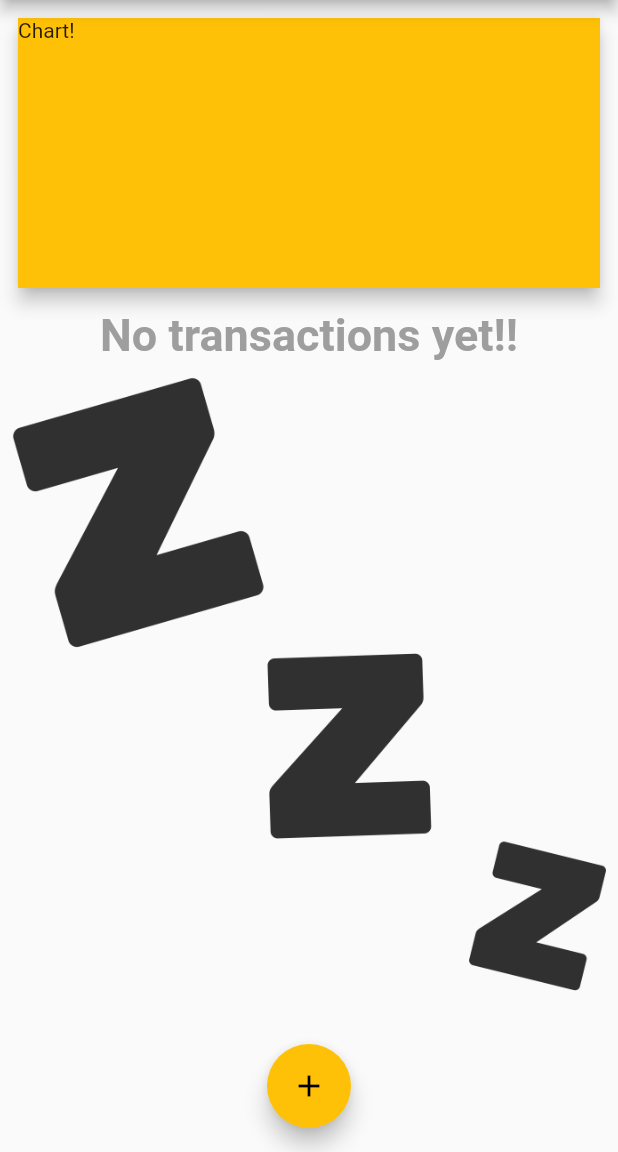
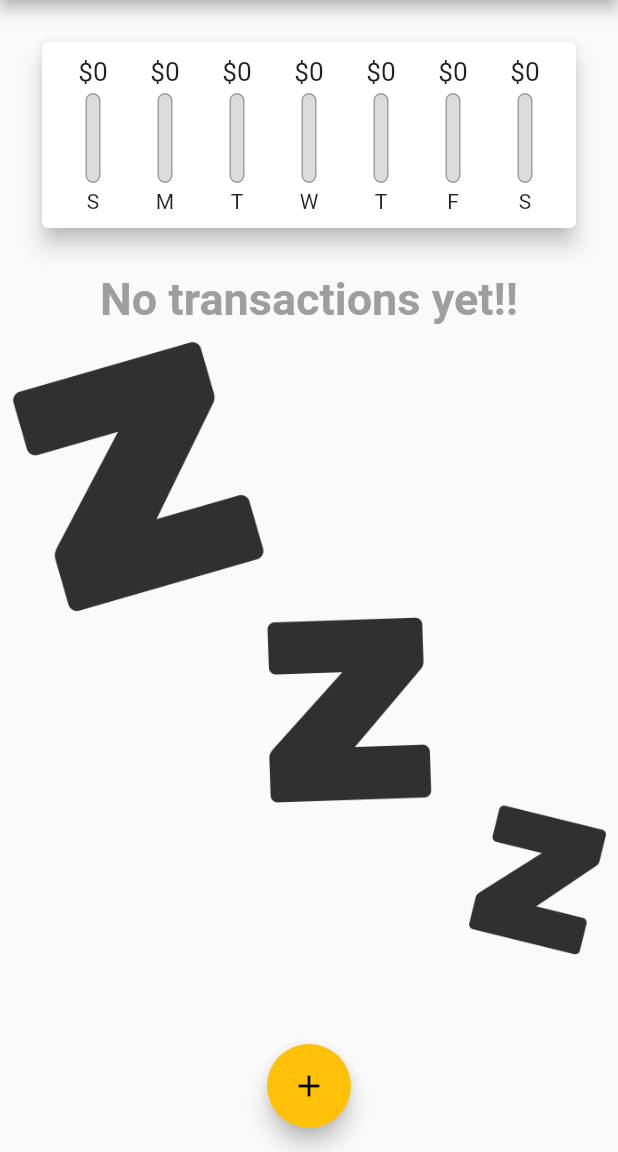
Before and after one commit to kishanSindhi/expense_tracker, a Flutter app: the screen it shows after launch, on a phone screen of 412 x 824 dp, the part 84-1236 px from its top. Run offline on Flutter 3.47's test engine with Material 2 defaults, Android fonts, the phone set to English and light mode, and no system bars.

Commit message:
Added barchart

```diff
--- a/lib/main.dart
+++ b/lib/main.dart
@@ -1,3 +1,4 @@
+import 'package:exp_tracker/widgets/chart.dart';
 import 'package:exp_tracker/widgets/new_transaction.dart';
 import 'package:flutter/material.dart';
 
@@ -45,6 +46,16 @@ class _MyHomePageState extends State<MyHomePage> {
     // ),
   ];
 
+  List<Transaction> get _recentTransactions {
+    return _userTransactions.where((tx) {
+      return tx.date.isAfter(
+        DateTime.now().subtract(
+          Duration(days: 7),
+        ),
+      );
+    }).toList();
+  }
+
   void _addNewTransaction(String txTitle, double txAmount) {
     final newTx = Transaction(
       id: DateTime.now().toString(),
@@ -86,15 +97,7 @@ class _MyHomePageState extends State<MyHomePage> {
           child: Column(
             mainAxisAlignment: MainAxisAlignment.start,
             children: [
-              Card(
-                elevation: 5,
-                child: Container(
-                  width: double.infinity,
-                  height: 180,
-                  color: Theme.of(context).accentColor,
-                  child: Text("Chart!"),
-                ),
-              ),
+              Chart(_recentTransactions),
               TransactionList(_userTransactions),
             ],
           ),
--- /dev/null
+++ b/lib/widgets/chart.dart
@@ -0,0 +1,64 @@
+import 'package:exp_tracker/models/transaction.dart';
+import 'package:exp_tracker/widgets/chart_bar.dart';
+// import 'package:intl/intl.dart';
+import 'package:flutter/material.dart';
+import 'package:intl/intl.dart';
+
+class Chart extends StatelessWidget {
+  final List<Transaction> recentTransactions;
+
+  const Chart(this.recentTransactions);
+
+  List<Map<String, Object>> get groupedTransactionValues {
+    return List.generate(7, (index) {
+      final weekDay = DateTime.now().subtract(
+        Duration(days: index),
+      );
+      var totalSum = 0.0;
+
+      for (var i = 0; i < recentTransactions.length; i++) {
+        if (recentTransactions[i].date.day == weekDay.day &&
+            recentTransactions[i].date.month == weekDay.month &&
+            recentTransactions[i].date.year == weekDay.year) {
+          totalSum = totalSum + recentTransactions[i].amount;
+        }
+      }
+      return {
+        "day": DateFormat.E().format(weekDay).substring(0, 1),
+        "amount": totalSum,
+      };
+    }).reversed.toList();
+  }
+
+  double get totalSpending {
+    return groupedTransactionValues.fold(0.0, (sum, item) {
+      return sum + (item["amount"] as double);
+    });
+  }
+
+  @override
+  Widget build(BuildContext context) {
+    return Card(
+      elevation: 6,
+      margin: EdgeInsets.all(20),
+      child: Padding(
+        padding: const EdgeInsets.all(10.0),
+        child: Row(
+          mainAxisAlignment: MainAxisAlignment.spaceEvenly,
+          children: groupedTransactionValues.map((data) {
+            return Flexible(
+              fit: FlexFit.tight,
+              child: ChartBar(
+                (data["day"] as String),
+                (data["amount"] as double),
+                totalSpending == 0.0
+                    ? 0.0
+                    : (data["amount"] as double) / totalSpending,
+              ),
+            );
+          }).toList(),
+        ),
+      ),
+    );
+  }
+}
--- /dev/null
+++ b/lib/widgets/chart_bar.dart
@@ -0,0 +1,53 @@
+import 'package:flutter/material.dart';
+
+class ChartBar extends StatelessWidget {
+  final String label;
+  final double spendingAmount;
+  final double spendingPcrtOfTotal;
+
+  const ChartBar(this.label, this.spendingAmount, this.spendingPcrtOfTotal);
+
+  @override
+  Widget build(BuildContext context) {
+    return Column(
+      children: [
+        Container(
+          height: 20,
+          child: FittedBox(
+            child: Text("\$${spendingAmount.toStringAsFixed(0)}"),
+          ),
+        ),
+        SizedBox(height: 4),
+        Container(
+          height: 60,
+          width: 10,
+          child: Stack(
+            children: [
+              Container(
+                decoration: BoxDecoration(
+                  border: Border.all(
+                    color: Colors.grey,
+                    width: 1,
+                  ),
+                  color: Color.fromRGBO(220, 220, 220, 1),
+                  borderRadius: BorderRadius.circular(10),
+                ),
+              ),
+              FractionallySizedBox(
+                heightFactor: spendingPcrtOfTotal,
+                child: Container(
+                  decoration: BoxDecoration(
+                    color: Theme.of(context).primaryColor,
+                    borderRadius: BorderRadius.circular(10),
+                  ),
+                ),
+              )
+            ],
+          ),
+        ),
+        SizedBox(height: 4),
+        Text(label),
+      ],
+    );
+  }
+}
```
Also changed, not shown: lib/widgets/new_transaction.dart (+9 -0 lines), lib/widgets/transaction_list.dart (+19 -38 lines).
